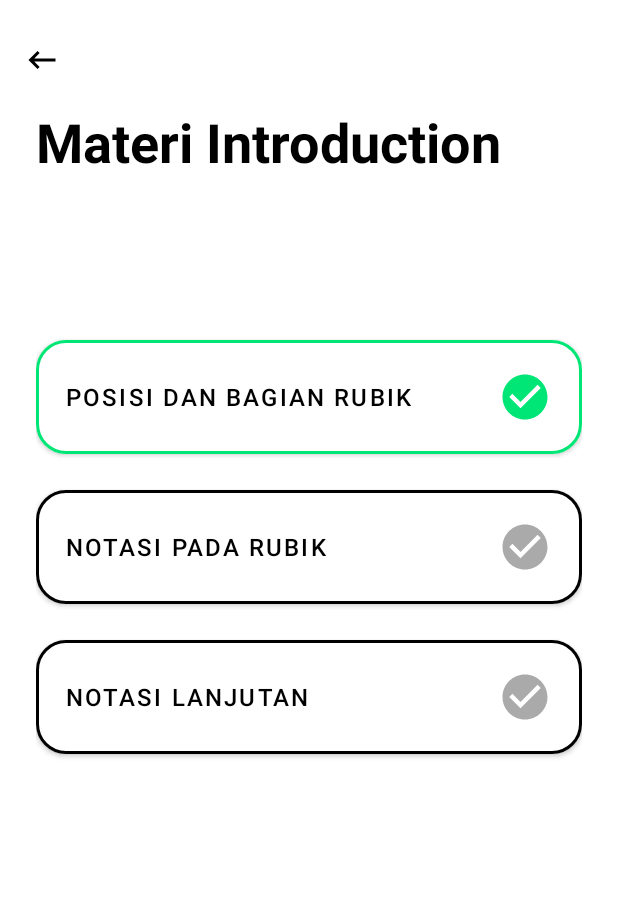
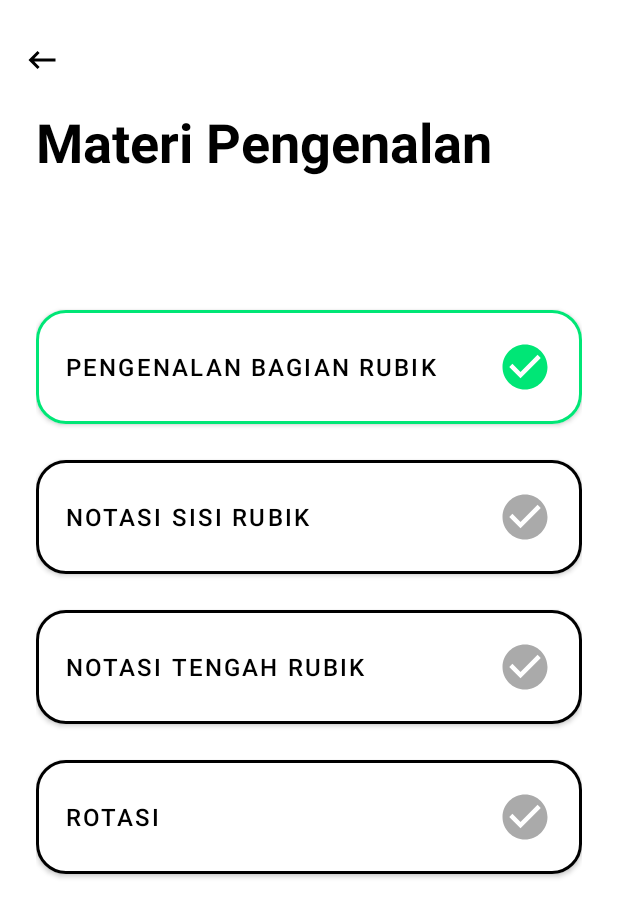
Before and after one commit to zakiburnama/JavaColorRecognition, an Android app: the fragment IntroductionFragment placed in its activity, on a phone screen of 412 x 824 dp. Shown: the top 917 px of the screen. Run offline under Robolectric (Android 15) with nearby library versions, the phone set to English and light mode, and no system bars.

Commit message:
add new menu at introduction

```diff
--- a/app/src/main/java/com/example/colorrecognitionjavaalpha/IntroductionFragment.java
+++ b/app/src/main/java/com/example/colorrecognitionjavaalpha/IntroductionFragment.java
@@ -74,10 +74,12 @@ public class IntroductionFragment extends Fragment {
         MaterialButton btnIntro1 = view.findViewById(R.id.button_introduction_1);
         MaterialButton btnIntro2 = view.findViewById(R.id.button_introduction_2);
         MaterialButton btnIntro3 = view.findViewById(R.id.button_introduction_3);
+        MaterialButton btnIntro4 = view.findViewById(R.id.button_introduction_4);
 
         btnIntro1.setOnClickListener(this::onClick);
         btnIntro2.setOnClickListener(this::onClick);
         btnIntro3.setOnClickListener(this::onClick);
+        btnIntro4.setOnClickListener(this::onClick);
 
         ImageView imageView = view.findViewById(R.id.iv_introduction_back);
         imageView.setOnClickListener(new View.OnClickListener() {
@@ -94,7 +96,7 @@ public class IntroductionFragment extends Fragment {
 
         switch (view.getId()){
             case R.id.button_introduction_1:
-                param1 = "Posisi dan Bagian Rubik";
+                param1 = "Bagian Rubik";
                 param2 = "1";
                 break;
             case R.id.button_introduction_2:
@@ -104,6 +106,10 @@ public class IntroductionFragment extends Fragment {
             case R.id.button_introduction_3:
                 param1 = "Notasi Lanjutan";
                 param2 = "3";
+                break;
+            case R.id.button_introduction_4:
+                param1 = "Rotasi";
+                param2 = "4";
                 break;
         }
 
--- a/app/src/main/java/com/example/colorrecognitionjavaalpha/MateriFragment.java
+++ b/app/src/main/java/com/example/colorrecognitionjavaalpha/MateriFragment.java
@@ -114,6 +114,10 @@ public class MateriFragment extends Fragment {
             case "3":
                 databaseReference = FirebaseDatabase.getInstance().getReference()
                         .child("data").child("pengenalan").child("pengenalan3");
+                break;
+            case "4":
+                databaseReference = FirebaseDatabase.getInstance().getReference()
+                        .child("data").child("pengenalan").child("pengenalan4");
                 break;
             default:
                 databaseReference = FirebaseDatabase.getInstance().getReference()
--- a/app/src/main/res/layout/fragment_introduction.xml
+++ b/app/src/main/res/layout/fragment_introduction.xml
@@ -26,7 +26,7 @@
         android:layout_height="wrap_content"
         android:layout_marginStart="24dp"
         android:layout_marginTop="70dp"
-        android:text="Materi Introduction"
+        android:text="Materi Pengenalan"
         android:textColor="?attr/colorOnBackground"
         android:textSize="36sp"
         android:textStyle="bold"
@@ -60,7 +60,7 @@
                 android:drawableTint="@color/green"
                 android:padding="20dp"
                 android:onClick="onClick"
-                android:text="Posisi dan bagian rubik"
+                android:text="pengenalan bagian rubik"
                 android:textAlignment="textStart"
                 android:textColor="?attr/colorOnSurface"
                 android:textSize="16sp"
@@ -77,7 +77,7 @@
                 android:drawableEnd="@drawable/baseline_check_circle_24"
                 android:padding="20dp"
                 android:onClick="onClick"
-                android:text="Notasi Pada Rubik"
+                android:text="Notasi Sisi Rubik"
                 android:textAlignment="textStart"
                 android:textColor="?attr/colorOnSurface"
                 android:textSize="16sp"
@@ -94,7 +94,24 @@
                 android:drawableEnd="@drawable/baseline_check_circle_24"
                 android:padding="20dp"
                 android:onClick="onClick"
-                android:text="Notasi Lanjutan"
+                android:text="Notasi Tengah Rubik"
+                android:textAlignment="textStart"
+                android:textColor="?attr/colorOnSurface"
+                android:textSize="16sp"
+                app:cornerRadius="20dp"
+                app:strokeColor="?attr/colorOnSurface"
+                app:strokeWidth="2dp" />
+
+            <com.google.android.material.button.MaterialButton
+                android:id="@+id/button_introduction_4"
+                android:layout_width="match_parent"
+                android:layout_height="wrap_content"
+                android:layout_marginTop="12dp"
+                android:backgroundTint="?attr/colorSurface"
+                android:drawableEnd="@drawable/baseline_check_circle_24"
+                android:padding="20dp"
+                android:onClick="onClick"
+                android:text="Rotasi"
                 android:textAlignment="textStart"
                 android:textColor="?attr/colorOnSurface"
                 android:textSize="16sp"
```
